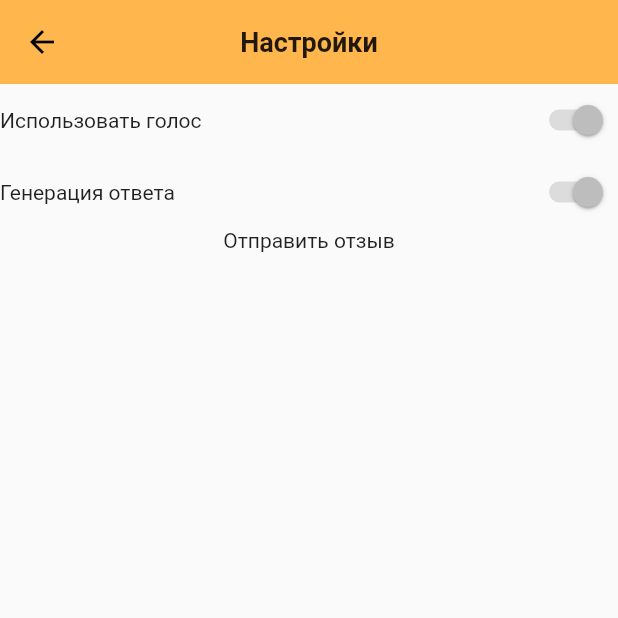
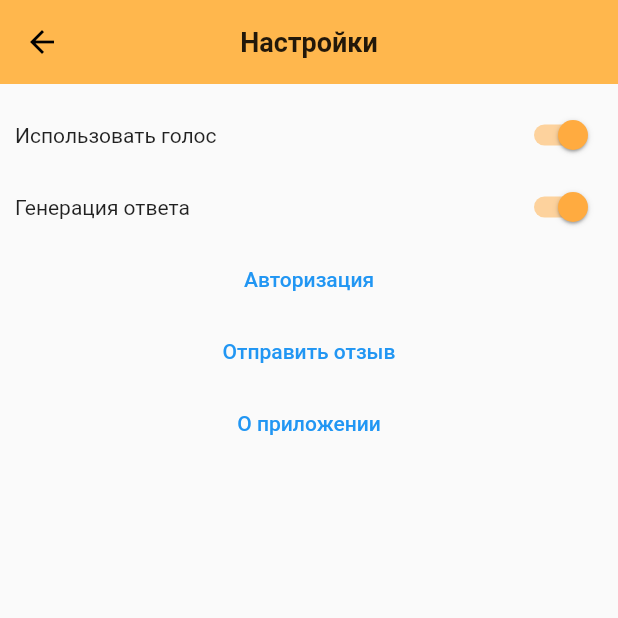
Before and after one commit to alexeytra/va_client, a Flutter app: the screen it shows after launch, after a tap on the "settings" icon, on a phone screen of 412 x 824 dp, the top half of it. Run offline on Flutter 3.47's test engine with Material 2 defaults, Android fonts, the phone set to English and light mode, and no system bars; our stand-ins replace audioplayers, flutter_redux, redux, redux_thunk, shared_preferences, speech_to_text; missing offline and left inert: redux_logging; generated files the repository leaves out were written again.

Commit message:
add share preferences refactor settings screen

```diff
--- a/lib/main.dart
+++ b/lib/main.dart
@@ -25,7 +25,7 @@ class MyApp extends StatelessWidget {
 
 
     return MaterialApp(
-          title: 'Виртуальный ассистент',
+          title: 'Ассистент',
           debugShowCheckedModeBanner: false,
           theme: ThemeData(
             primaryColor: Colors.orange[300],
--- a/lib/screens/home_screen.dart
+++ b/lib/screens/home_screen.dart
@@ -1,5 +1,6 @@
 import 'package:flutter/material.dart';
 import 'package:flutter_redux/flutter_redux.dart';
+import 'package:shared_preferences/shared_preferences.dart';
 import 'package:speech_to_text/speech_to_text.dart' as stt;
 import 'package:va_client/models/message_model.dart';
 import 'package:va_client/models/view_model.dart';
@@ -30,6 +31,15 @@ class _HomeScreenState extends State<HomeScreen> {
   }
 
   @override
+  Future<void> didChangeDependencies() async {
+    // TODO: implement didChangeDependencies
+    final prefs = await SharedPreferences.getInstance();
+    final voice = prefs.getBool('voice') ?? true;
+    print(voice);
+    super.didChangeDependencies();
+  }
+
+  @override
   Widget build(BuildContext context) {
     return StoreConnector<AppState, ViewModel>(
       distinct: true,
@@ -39,7 +49,7 @@ class _HomeScreenState extends State<HomeScreen> {
           backgroundColor: Theme.of(context).primaryColor,
           appBar: AppBar(
             title: Text(
-              'Виртуальный ассистент',
+              'Ассистент',
               style: TextStyle(fontSize: 18.0, fontWeight: FontWeight.bold),
             ),
             centerTitle: true,
--- a/lib/screens/setting_screen.dart
+++ b/lib/screens/setting_screen.dart
@@ -1,5 +1,6 @@
 import 'package:flutter/cupertino.dart';
 import 'package:flutter/material.dart';
+import 'package:shared_preferences/shared_preferences.dart';
 
 class SettingScreen extends StatefulWidget {
   @override
@@ -7,32 +8,80 @@ class SettingScreen extends StatefulWidget {
 }
 
 class _SettingScreenState extends State<SettingScreen> {
+  var isVoice = true;
+  var isGenerateAnswer = true;
+
+  @override
+  void initState()  {
+    _getSharedPrefs();
+    super.initState();
+  }
+
   @override
   Widget build(BuildContext context) {
     return Scaffold(
       appBar: AppBar(
-        title: Text('Настройки', style: TextStyle(fontSize: 18.0, fontWeight: FontWeight.bold)),
+        title: Text('Настройки',
+            style: TextStyle(fontSize: 18.0, fontWeight: FontWeight.bold)),
         centerTitle: true,
         elevation: 0,
       ),
-      body: Column(
+      body: Padding(
+        padding: const EdgeInsets.all(10.0),
+        child: Column(
           children: [
             Row(
               children: [
                 Expanded(child: Text('Использовать голос')),
-              Switch(value: true, onChanged: null)
+                Switch(
+                    value: isVoice,
+                    activeColor: Colors.orangeAccent,
+                    onChanged: (value) {
+                      setState(() {
+                        isVoice = value;
+                      });
+                    })
               ],
             ),
             Row(
               children: [
                 Expanded(child: Text('Генерация ответа')),
-              Switch(value: true, onChanged: null)
+                Switch(
+                    value: isGenerateAnswer,
+                    activeColor: Colors.orangeAccent,
+                    onChanged: (value) {
+                      setState(() {
+                        isGenerateAnswer = value;
+                      });
+                    })
               ],
             ),
-          Text('Отправить отзыв'),
             // Text()
+            TextButton(onPressed: () {}, child: Text('Авторизация')),
+            TextButton(
+              onPressed: () {},
+              child: Text('Отправить отзыв'),
+            ),
+            TextButton(onPressed: () {}, child: Text('О приложении')),
           ],
+        ),
       ),
     );
   }
+
+  @override
+  Future<void> deactivate() async {
+    final prefs = await SharedPreferences.getInstance();
+    await prefs.setBool('voice', isVoice);
+    await prefs.setBool('generateAnswer', isGenerateAnswer);
+    super.deactivate();
   }
+
+  Future<Null> _getSharedPrefs() async {
+    final prefs = await SharedPreferences.getInstance();
+    setState(() {
+      isVoice = prefs.getBool('voice') ?? true;
+      isGenerateAnswer = prefs.getBool('generateAnswer') ?? true;
+    });
+  }
+}
--- a/lib/widgets/show_message.dart
+++ b/lib/widgets/show_message.dart
@@ -1,4 +1,3 @@
-import 'package:audioplayers/audioplayers.dart';
 import 'package:flutter/material.dart';
 import 'package:flutter/widgets.dart';
 import 'package:va_client/models/message_model.dart';
--- a/lib/widgets/show_optional_questions.dart
+++ b/lib/widgets/show_optional_questions.dart
@@ -37,7 +37,8 @@ class ShowOptionalQuestions extends StatelessWidget {
                             var responses = [
                               'Спасибо за поддержку!',
                               'Спасибо, хвалите меня почаще',
-                              'Мне очень приятно, когда меня хвалят'
+                              'Мне очень приятно, когда меня хвалят',
+                              'Спасибо за ваш положительный отклик'
                             ];
                             viewModel.addMessage(
                                 Message(message: '👍', sender: 'USER'));
--- a/pubspec.yaml
+++ b/pubspec.yaml
@@ -35,6 +35,7 @@ dependencies:
   pedantic: ^1.9.2
   json_serializable: ^3.5.1
   build_runner: ^1.10.11
+  shared_preferences: ^0.5.12+4
 
 
   # The following adds the Cupertino Icons font to your application.
```
Also changed, not shown: pubspec.lock, 1 other file. Lines whose indentation alone changed are shown as unchanged.
